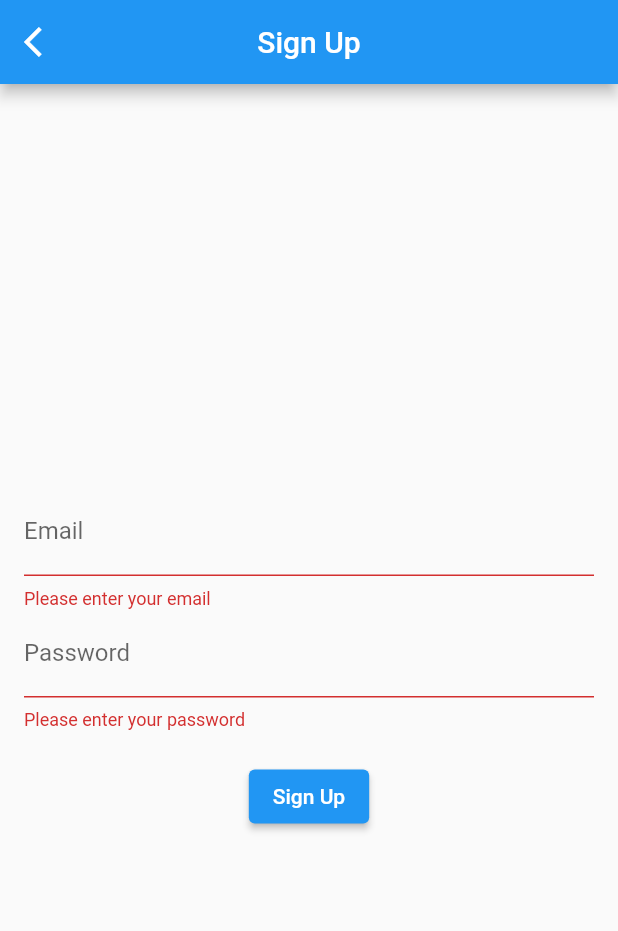
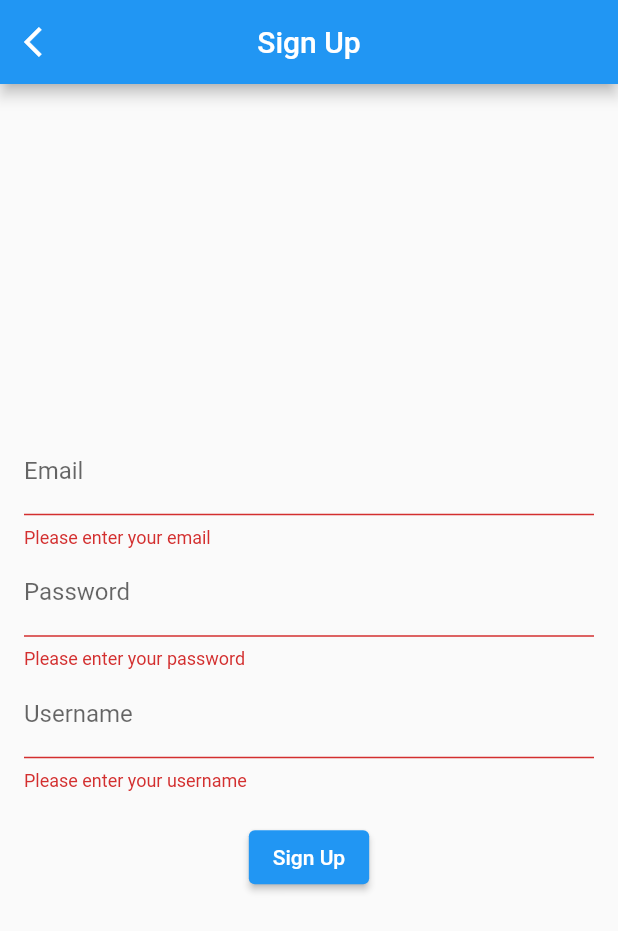
Before and after one commit to GabeC117/Smart-Wallet, a Flutter app: the SignUp screen opened directly, after a tap on "Sign Up", on a phone screen of 412 x 824 dp. Shown: the top 931 px of the screen. Run offline on Flutter 3.47's test engine with Material 2 defaults, Android fonts, the phone set to English and light mode, and no system bars; our stand-ins replace cloud_firestore, firebase_auth, firebase_core; accounts and stored records are empty.

Commit message:
fixed files to work with flutter 2.10.0 conversion

```diff
--- a/lib/pages/sign_up.dart
+++ b/lib/pages/sign_up.dart
@@ -1,5 +1,7 @@
 import 'package:flutter/material.dart';
 import 'package:firebase_auth/firebase_auth.dart';
+import 'package:cloud_firestore/cloud_firestore.dart';
+import 'package:smart_wallet/main.dart';
 
 class SignUp extends StatefulWidget {
   @override
@@ -10,17 +12,27 @@ class _SignUpState extends State<SignUp> {
   final _formKey = GlobalKey<FormState>();
   final _emailController = TextEditingController();
   final _passwordController = TextEditingController();
+  final _usernameController = TextEditingController();
 
   Future<void> _signUp() async {
     if (_formKey.currentState!.validate()) {
       try {
-        await FirebaseAuth.instance.createUserWithEmailAndPassword(
+        UserCredential userCredential = await FirebaseAuth.instance.createUserWithEmailAndPassword(
           email: _emailController.text.trim(),
           password: _passwordController.text.trim(),
         );
+
+      await FirebaseFirestore.instance.collection('users').doc(userCredential.user!.uid).set({
+        'username': _usernameController.text.trim(),
+      });
+
         // Sign up successful
         ScaffoldMessenger.of(context).showSnackBar(SnackBar(content: Text('Sign up successful')));
         // Optionally, navigate the user to another screen
+        Navigator.pop(
+          context,
+          MaterialPageRoute(builder: (context) => LoginPage()),
+        );
       } on FirebaseAuthException catch (e) {
         // Handle errors
         var message = 'An error occurred. Please try again later.';
@@ -86,6 +98,23 @@ class _SignUpState extends State<SignUp> {
                     return null;
                   },
                 ),
+
+                TextFormField(
+                  controller: _usernameController,
+                  decoration: InputDecoration(labelText: 'Username'),
+                  obscureText: false,
+                  validator: (value) {
+                    if (value == null || value.isEmpty) {
+                      return 'Please enter your username';
+                    }
+                    if (value.length < 6) {
+                      return 'username must be at least 6 characters long';
+                    }
+                    return null;
+                  },
+                ),
+
+
                 SizedBox(height: 20),
                 ElevatedButton(
                   onPressed: _signUp,
```
Also changed, not shown: lib/classes/firebase_classes.dart (added, +25 -0 lines), pubspec.yaml (+4 -4 lines), pubspec.lock, 2 other files.
